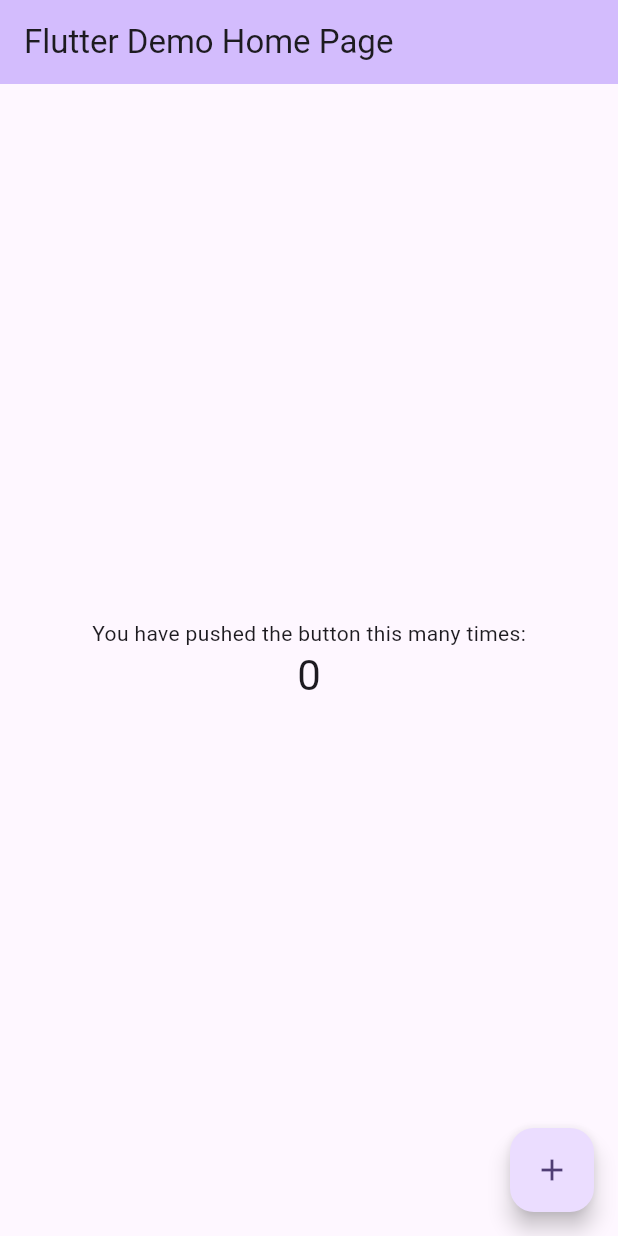
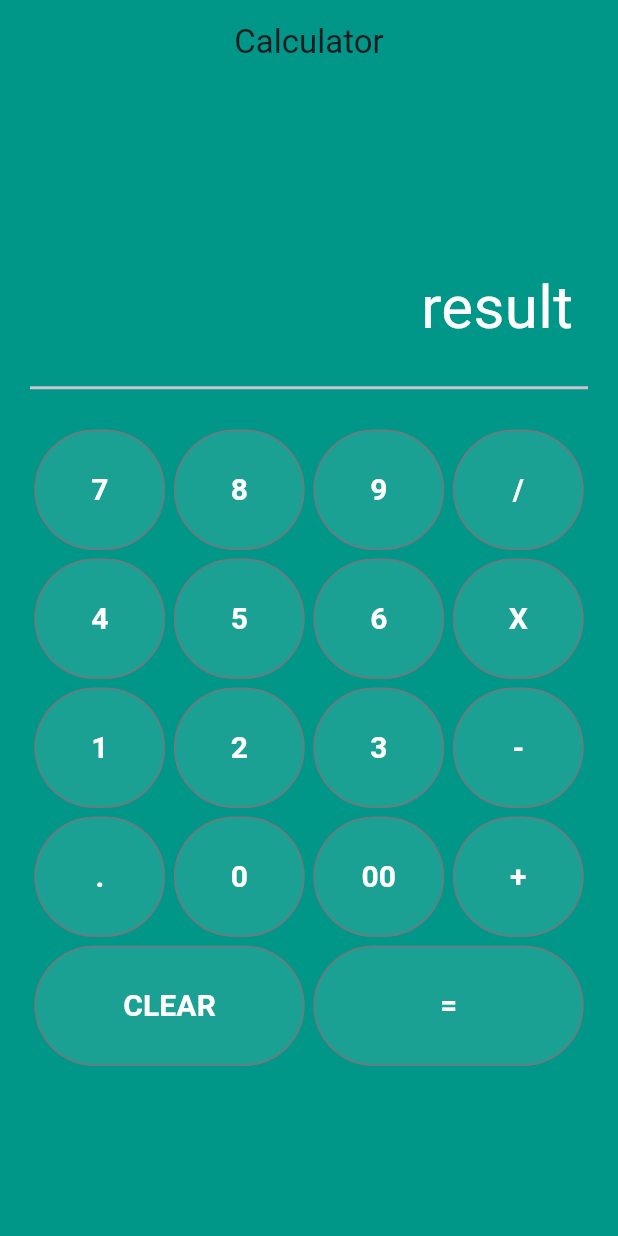
Before and after one commit to ullasgowda/flutter-calculator, a Flutter app: the screen it shows after launch, on a phone screen of 412 x 824 dp. Run offline on Flutter 3.47's test engine with Material 3 defaults, Android fonts, the phone set to English and light mode, and no system bars.

Commit message:
feat: Calculator UI

```diff
--- a/lib/main.dart
+++ b/lib/main.dart
@@ -1,125 +1,126 @@
 import 'package:flutter/material.dart';
 
 void main() {
-  runApp(const MyApp());
+  runApp(const Calculator());
 }
 
-class MyApp extends StatelessWidget {
-  const MyApp({super.key});
+class Calculator extends StatelessWidget {
+  const Calculator({super.key});
 
-  // This widget is the root of your application.
-  @override
-  Widget build(BuildContext context) {
-    return MaterialApp(
-      title: 'Flutter Demo',
-      theme: ThemeData(
-        // This is the theme of your application.
-        //
-        // TRY THIS: Try running your application with "flutter run". You'll see
-        // the application has a purple toolbar. Then, without quitting the app,
-        // try changing the seedColor in the colorScheme below to Colors.green
-        // and then invoke "hot reload" (save your changes or press the "hot
-        // reload" button in a Flutter-supported IDE, or press "r" if you used
-        // the command line to start the app).
-        //
-        // Notice that the counter didn't reset back to zero; the application
-        // state is not lost during the reload. To reset the state, use hot
-        // restart instead.
-        //
-        // This works for code too, not just values: Most code changes can be
-        // tested with just a hot reload.
-        colorScheme: ColorScheme.fromSeed(seedColor: Colors.deepPurple),
-        useMaterial3: true,
-      ),
-      home: const MyHomePage(title: 'Flutter Demo Home Page'),
-    );
-  }
+  buttonPressed(String buttonText) {
+    if (buttonText == 'Clear') {}
+    return true;
   }
 
-class MyHomePage extends StatefulWidget {
-  const MyHomePage({super.key, required this.title});
-
-  // This widget is the home page of your application. It is stateful, meaning
-  // that it has a State object (defined below) that contains fields that affect
-  // how it looks.
-
-  // This class is the configuration for the state. It holds the values (in this
-  // case the title) provided by the parent (in this case the App widget) and
-  // used by the build method of the State. Fields in a Widget subclass are
-  // always marked "final".
-
-  final String title;
-
-  @override
-  State<MyHomePage> createState() => _MyHomePageState();
-}
-
-class _MyHomePageState extends State<MyHomePage> {
-  int _counter = 0;
-
-  void _incrementCounter() {
-    setState(() {
-      // This call to setState tells the Flutter framework that something has
-      // changed in this State, which causes it to rerun the build method below
-      // so that the display can reflect the updated values. If we changed
-      // _counter without calling setState(), then the build method would not be
-      // called again, and so nothing would appear to happen.
-      _counter++;
-    });
+  Widget buildButton({required String label}) {
+    return Expanded(
+      child: Container(
+        margin: const EdgeInsets.all(3),
+        height: 80,
+        child: OutlinedButton(
+          style: ButtonStyle(
+              overlayColor: MaterialStateProperty.all(Colors.black),
+              backgroundColor: MaterialStateProperty.all(Colors.white10)),
+          child: Text(
+            label,
+            style: const TextStyle(
+                fontSize: 20.0,
+                fontWeight: FontWeight.bold,
+                color: Colors.white),
+          ),
+          onPressed: () => buttonPressed(label),
+        ),
+      ),
+    );
   }
 
   @override
   Widget build(BuildContext context) {
-    // This method is rerun every time setState is called, for instance as done
-    // by the _incrementCounter method above.
-    //
-    // The Flutter framework has been optimized to make rerunning build methods
-    // fast, so that you can just rebuild anything that needs updating rather
-    // than having to individually change instances of widgets.
-    return Scaffold(
+    return MaterialApp(
+      home: Scaffold(
         appBar: AppBar(
-        // TRY THIS: Try changing the color here to a specific color (to
-        // Colors.amber, perhaps?) and trigger a hot reload to see the AppBar
-        // change color while the other colors stay the same.
-        backgroundColor: Theme.of(context).colorScheme.inversePrimary,
-        // Here we take the value from the MyHomePage object that was created by
-        // the App.build method, and use it to set our appbar title.
-        title: Text(widget.title),
+          title: const Center(
+            child: Text("Calculator"),
           ),
-      body: Center(
-        // Center is a layout widget. It takes a single child and positions it
-        // in the middle of the parent.
+          backgroundColor: Colors.teal,
+        ),
+        backgroundColor: Colors.teal,
+        body: SafeArea(
+          child: Container(
+            padding: const EdgeInsets.symmetric(horizontal: 20),
             child: Column(
-          // Column is also a layout widget. It takes a list of children and
-          // arranges them vertically. By default, it sizes itself to fit its
-          // children horizontally, and tries to be as tall as its parent.
-          //
-          // Column has various properties to control how it sizes itself and
-          // how it positions its children. Here we use mainAxisAlignment to
-          // center the children vertically; the main axis here is the vertical
-          // axis because Columns are vertical (the cross axis would be
-          // horizontal).
-          //
-          // TRY THIS: Invoke "debug painting" (choose the "Toggle Debug Paint"
-          // action in the IDE, or press "p" in the console), to see the
-          // wireframe for each widget.
               mainAxisAlignment: MainAxisAlignment.center,
-          children: <Widget>[
-            const Text(
-              'You have pushed the button this many times:',
+              crossAxisAlignment: CrossAxisAlignment.center,
+              children: [
+                Padding(
+                  padding: const EdgeInsets.all(10.0),
+                  child: Row(
+                    mainAxisAlignment: MainAxisAlignment.end,
+                    crossAxisAlignment: CrossAxisAlignment.center,
+                    children: [
+                      Text(
+                        "result",
+                        style: const TextStyle(
+                          color: Colors.white,
+                          fontSize: 40,
                         ),
-            Text(
-              '$_counter',
-              style: Theme.of(context).textTheme.headlineMedium,
                       ),
                     ],
                   ),
                 ),
-      floatingActionButton: FloatingActionButton(
-        onPressed: _incrementCounter,
-        tooltip: 'Increment',
-        child: const Icon(Icons.add),
-      ), // This trailing comma makes auto-formatting nicer for build methods.
+                const SizedBox(
+                  height: 10,
+                ),
+                const Divider(
+                  height: 10,
+                  thickness: 2,
+                ),
+                const SizedBox(
+                  height: 20,
+                ),
+                Row(
+                  children: [
+                    buildButton(label: "7"),
+                    buildButton(label: "8"),
+                    buildButton(label: "9"),
+                    buildButton(label: "/")
+                  ],
+                ),
+                Row(
+                  children: [
+                    buildButton(label: "4"),
+                    buildButton(label: "5"),
+                    buildButton(label: "6"),
+                    buildButton(label: "X")
+                  ],
+                ),
+                Row(
+                  children: [
+                    buildButton(label: "1"),
+                    buildButton(label: "2"),
+                    buildButton(label: "3"),
+                    buildButton(label: "-")
+                  ],
+                ),
+                Row(
+                  children: [
+                    buildButton(label: "."),
+                    buildButton(label: "0"),
+                    buildButton(label: "00"),
+                    buildButton(label: "+")
+                  ],
+                ),
+                Row(
+                  children: [
+                    buildButton(label: "CLEAR"),
+                    buildButton(label: "=")
+                  ],
+                )
+              ],
+            ),
+          ),
+        ),
+      ),
     );
   }
 }
```
Lines whose indentation alone changed are shown as unchanged.
